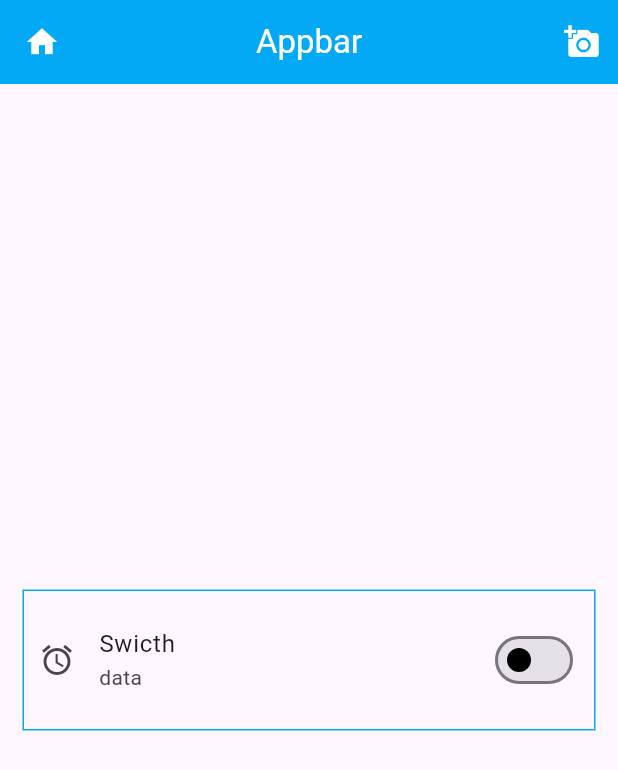
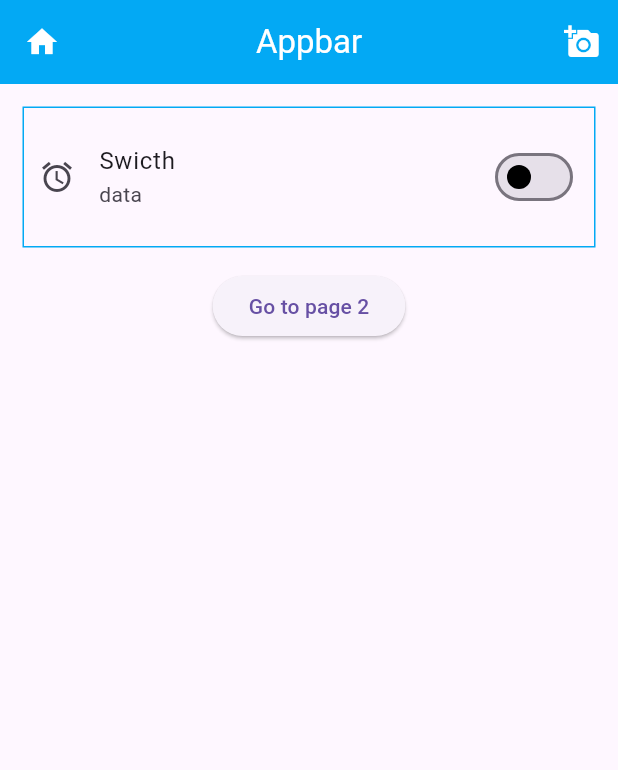
Before and after one commit to NhEmon789/App-development-course, a Flutter app: the screen it shows after launch, on a phone screen of 412 x 824 dp. Shown: the top 770 px of the screen. Run offline on Flutter 3.47's test engine with Material 3 defaults, Android fonts, the phone set to English and light mode, and no system bars.

Commit message:
passing data page to page

```diff
--- a/lib/main.dart
+++ b/lib/main.dart
@@ -54,12 +54,14 @@ class _HomePageState extends State<HomePage> {
           ),
         ],
       ),
-      body: Center(
-        child: Container(
+      body: Column(
+        children: [
+          Container(
             margin: EdgeInsets.all(15),
             decoration: BoxDecoration(
               border: Border.all(color: Colors.lightBlue),
             ),
+
             child: SwitchListTile(
               contentPadding: EdgeInsets.all(10),
               value: _svalue,
@@ -76,6 +78,18 @@ class _HomePageState extends State<HomePage> {
               },
             ),
           ),
+          Container(
+            child: ElevatedButton(
+              onPressed: () {
+                Navigator.push(
+                  context,
+                  MaterialPageRoute(builder: (context) => page2("Hello")),
+                );
+              },
+              child: Text("Go to page 2"),
+            ),
+          ),
+        ],
       ),
     );
   }
```
Also changed, not shown: lib/page2.dart (+3 -6 lines). Lines whose indentation alone changed are shown as unchanged.
